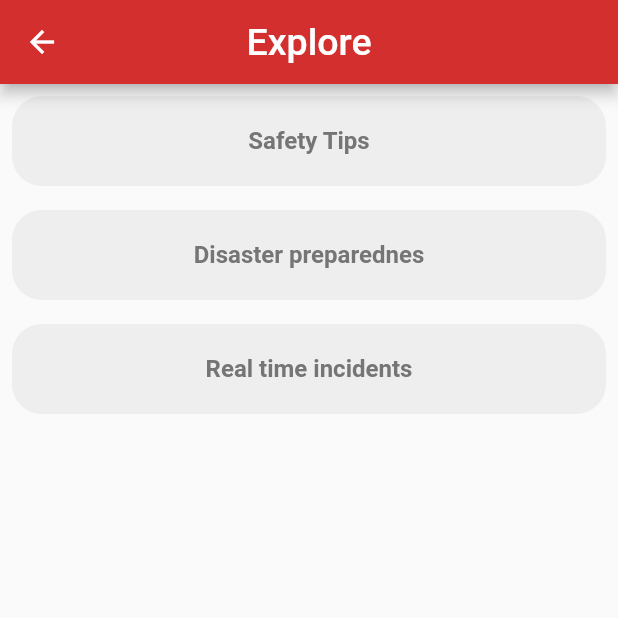
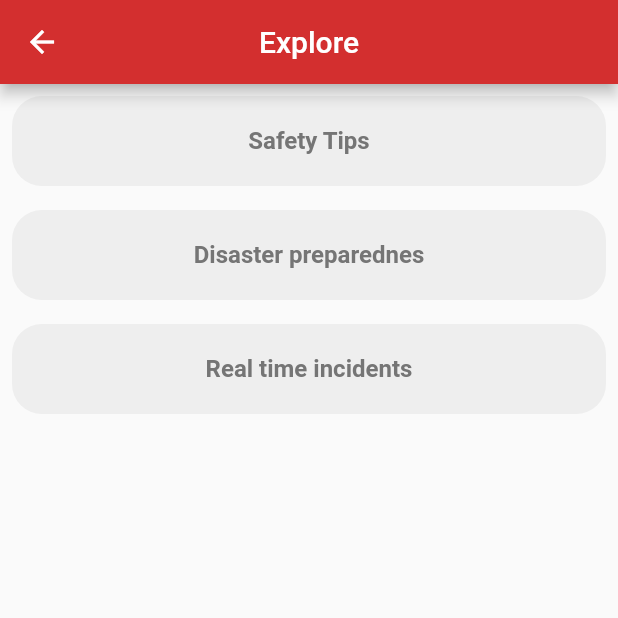
Before and after one commit to HariOp6238/sos, a Flutter app: the Explore screen opened directly, on a phone screen of 412 x 824 dp, the top half of it. Run offline on Flutter 3.47's test engine with Material 2 defaults, Android fonts, the phone set to English and light mode, and no system bars; our stand-ins replace audioplayers, contacts_service, geocoding, geolocator, hive, hive_flutter and 7 more; missing offline and left inert: tab_container; accounts and stored records are empty; project files that could hold a hidden picture were left out.

Commit message:
modified ui

```diff
--- a/lib/view/explore/explore.dart
+++ b/lib/view/explore/explore.dart
@@ -25,7 +25,7 @@ class _ExploreState extends State<Explore> {
         centerTitle: true,
         title: Text(
           "Explore",
-          style: TextStyle(fontSize: 25),
+          style: TextStyle(fontSize: 20),
         ),
       ),
       body: SafeArea(
```
